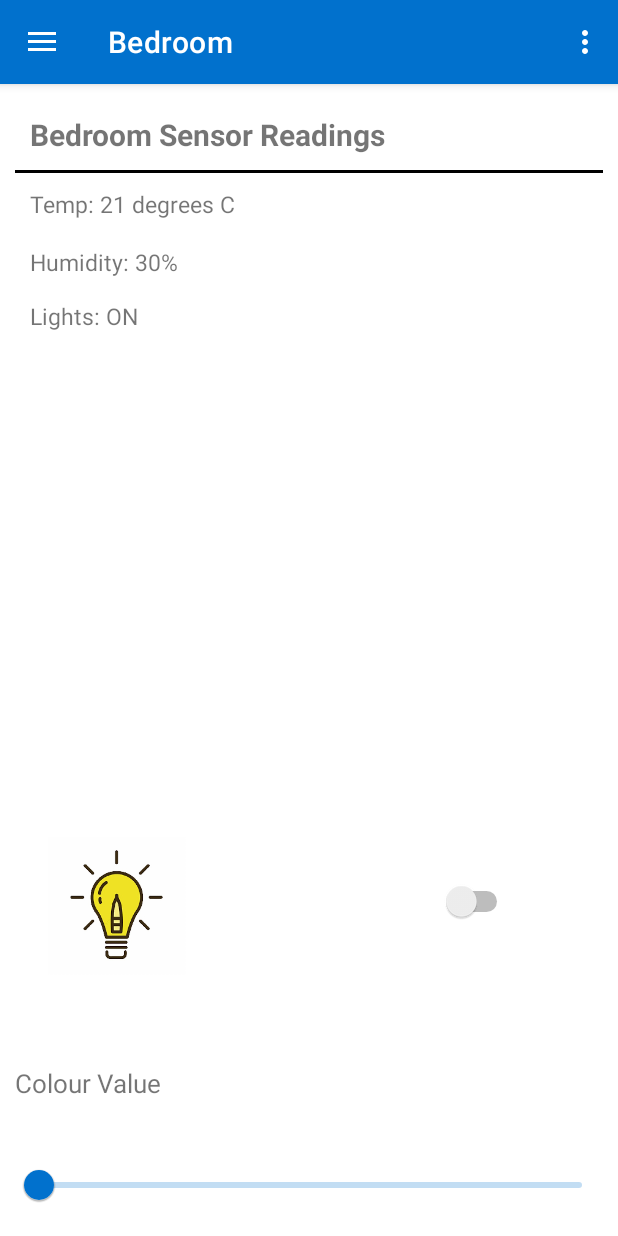
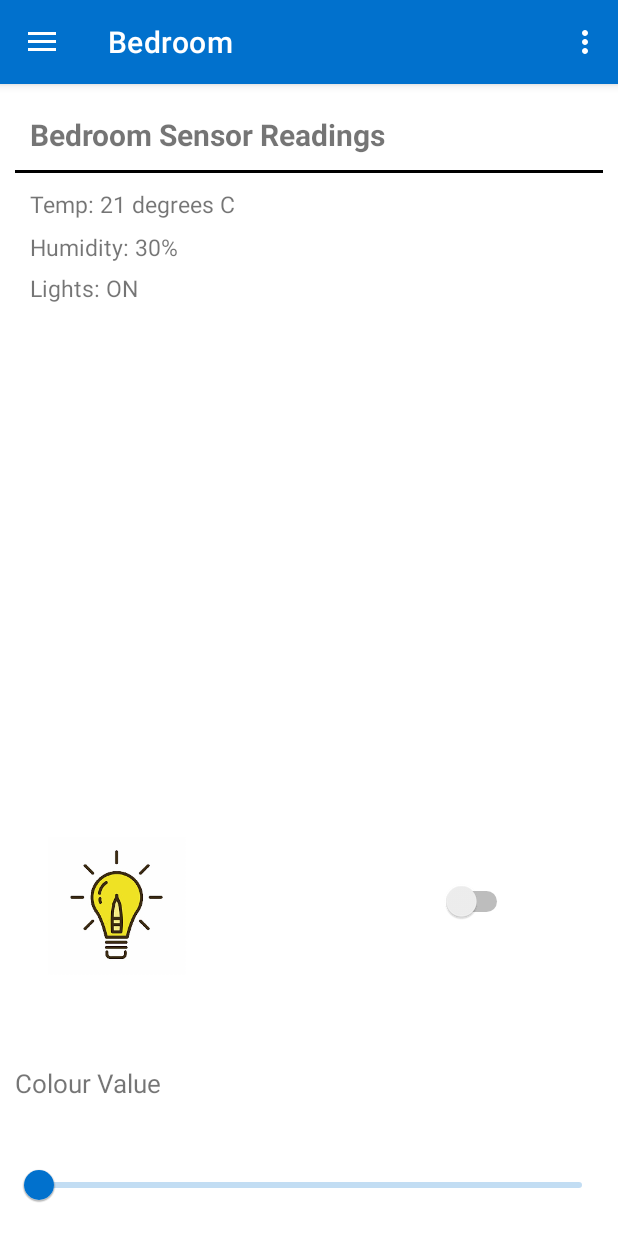
Before and after one commit to naveenKumar5935/smartHomeAutomation, an Android app: the screen it shows after launch (MainActivity), in the side drawer, after a tap on "Bedroom", on a phone screen of 412 x 824 dp. Run offline under Robolectric (Android 15) with nearby library versions, the phone set to English and light mode, and no system bars; our stand-ins replace navigation-ui; libraries missing offline, so code that uses them is left out: com.karumi.dexter.

Commit message:
Extracted some strings to strings.xml Adjusted the way setButtonData formats the button strings to have the data better formatted in the fragments.

```diff
--- a/smartHomeApp/src/main/java/ca/theautomators/it/smarthomeautomation/MainActivity.java
+++ b/smartHomeApp/src/main/java/ca/theautomators/it/smarthomeautomation/MainActivity.java
@@ -100,28 +100,28 @@ public class MainActivity extends AppCompatActivity{
 
             case 1:
                 MenuItem navKitchen = menu.findItem(R.id.nav_kitchen);
-                toolbarText.setTitle("Kitchen");
+                toolbarText.setTitle(getString(R.string.kitchen));
                 navKitchen.setChecked(true);
                 getSupportFragmentManager().beginTransaction().replace(R.id.landing_layout, new KitchenFragment(),
                         null).setReorderingAllowed(true).commit();
                 break;
             case 2:
                 MenuItem navBedroom = menu.findItem(R.id.nav_bedroom);
-                toolbarText.setTitle("Bedroom");
+                toolbarText.setTitle(getString(R.string.bedroom));
                 navBedroom.setChecked(true);
                 getSupportFragmentManager().beginTransaction().replace(R.id.landing_layout, new BedroomFragment(),
                         null).setReorderingAllowed(true).commit();
                 break;
             case 3:
                 MenuItem navLivingRoom = menu.findItem(R.id.nav_livingroom);
-                toolbarText.setTitle("Bedroom");
+                toolbarText.setTitle(getString(R.string.living_room));
                 navLivingRoom.setChecked(true);
                 getSupportFragmentManager().beginTransaction().replace(R.id.landing_layout, new LivingRoomFragment(),
                         null).setReorderingAllowed(true).commit();
                 break;
             case 4:
                 MenuItem navSettings = menu.findItem(R.id.nav_settings);
-                toolbarText.setTitle("Bedroom");
+                toolbarText.setTitle(getString(R.string.settings));
                 navSettings.setChecked(true);
                 getSupportFragmentManager().beginTransaction().replace(R.id.landing_layout, new SettingsFragment(),
                         null).setReorderingAllowed(true).commit();
--- a/smartHomeApp/src/main/java/ca/theautomators/it/smarthomeautomation/ui/bedroom/BedroomFragment.java
+++ b/smartHomeApp/src/main/java/ca/theautomators/it/smarthomeautomation/ui/bedroom/BedroomFragment.java
@@ -15,8 +15,6 @@ import android.widget.TextView;
 import androidx.annotation.NonNull;
 import androidx.fragment.app.Fragment;
 
-import org.w3c.dom.Text;
-
 import ca.theautomators.it.smarthomeautomation.R;
 
 public class BedroomFragment extends Fragment {
@@ -32,7 +30,7 @@ public class BedroomFragment extends Fragment {
         }
 
         View root = inflater.inflate(R.layout.fragment_bedroom, container, false);
-        bedroomData = "Temp: 21 degrees C\nHumidity: 30%\nLights: ON";
+        bedroomData = getString(R.string.bedroom_data);
 
         TextView dataText = (TextView) root.findViewById(R.id.bedroom_data);
         dataText.setText(bedroomData);
--- a/smartHomeApp/src/main/java/ca/theautomators/it/smarthomeautomation/ui/kitchen/KitchenFragment.java
+++ b/smartHomeApp/src/main/java/ca/theautomators/it/smarthomeautomation/ui/kitchen/KitchenFragment.java
@@ -29,7 +29,7 @@ public class KitchenFragment extends Fragment {
         }
 
         View root = inflater.inflate(R.layout.fragment_kitchen, container, false);
-        kitchenData = kitchenData = "Smoke: Negative\nLights: ON";
+        kitchenData = getString(R.string.kitchen_data);
 
         TextView dataText = root.findViewById(R.id.kitchen_data);
         dataText.setText(kitchenData);
--- a/smartHomeApp/src/main/java/ca/theautomators/it/smarthomeautomation/ui/landing/LandingFragment.java
+++ b/smartHomeApp/src/main/java/ca/theautomators/it/smarthomeautomation/ui/landing/LandingFragment.java
@@ -31,9 +31,9 @@ public class LandingFragment extends Fragment {
                              ViewGroup container, Bundle savedInstanceState) {
 
         //Temp dummy data***********************************************************
-        kitchenData = "\n\n\nSmoke: Negative\nLights: ON";
-        bedroomData = "\n\n\nTemp: 21 degrees C\nHumidity: 30%\nLights: ON";
-        livingRoomData = "\n\n\nMotion: Negative\nDoor: Closed\nRFID: Active\nLights: ON";
+        kitchenData = getString(R.string.kitchen_data);
+        bedroomData = getString(R.string.bedroom_data);
+        livingRoomData = getString(R.string.living_room_data);
         //**************************************************************************
 
         root = inflater.inflate(R.layout.fragment_landing, container, false);
@@ -89,10 +89,10 @@ public class LandingFragment extends Fragment {
 
         CharSequence buttonTitle = button.getText();
         int start = buttonTitle.length();
-        int end = start + data.length();
+        int end = start + data.length() + 2;
 
         SpannableStringBuilder span = new SpannableStringBuilder(buttonTitle);
-        span.insert(buttonTitle.length(), data);
+        span.insert(buttonTitle.length(), "\n\n" + data);
         span.setSpan(new RelativeSizeSpan(0.6f), start, end, Spannable.SPAN_EXCLUSIVE_EXCLUSIVE);
         button.setText(span);
     }
--- a/smartHomeApp/src/main/java/ca/theautomators/it/smarthomeautomation/ui/livingroom/LivingRoomFragment.java
+++ b/smartHomeApp/src/main/java/ca/theautomators/it/smarthomeautomation/ui/livingroom/LivingRoomFragment.java
@@ -30,7 +30,7 @@ public class LivingRoomFragment extends Fragment {
         }
 
         View root = inflater.inflate(R.layout.fragment_livingroom, container, false);
-        livingRoomData = livingRoomData = "Motion: Negative\nDoor: Closed\nRFID: Active\nLights: ON";
+        livingRoomData = getString(R.string.living_room_data);
 
         TextView dataText = root.findViewById(R.id.living_room_data);
         dataText.setText(livingRoomData);
--- a/smartHomeApp/src/main/res/layout/fragment_bedroom.xml
+++ b/smartHomeApp/src/main/res/layout/fragment_bedroom.xml
@@ -30,7 +30,7 @@
         android:layout_height="wrap_content"
         android:layout_below="@+id/horizontal_line"
         android:gravity="left"
-        android:lineSpacingMultiplier="2"
+        android:lineSpacingMultiplier="1.5"
         android:padding="10dp"
         android:textSize="15sp" />
 
--- a/smartHomeApp/src/main/res/values/strings.xml
+++ b/smartHomeApp/src/main/res/values/strings.xml
@@ -69,4 +69,7 @@
     <string name="colour_value_livingroom">Colour Value</string>
     <string name="register_toast1">access code invalid</string>
     <string name="signup_success">Signup success</string>
+    <string name="kitchen_data">Smoke: Negative\nLights: ON</string>
+    <string name="bedroom_data">Temp: 21 degrees C\nHumidity: 30%\nLights: ON</string>
+    <string name="living_room_data">Motion: Negative\nDoor: Closed\nRFID: Active\nLights: ON</string>
 </resources>
```
